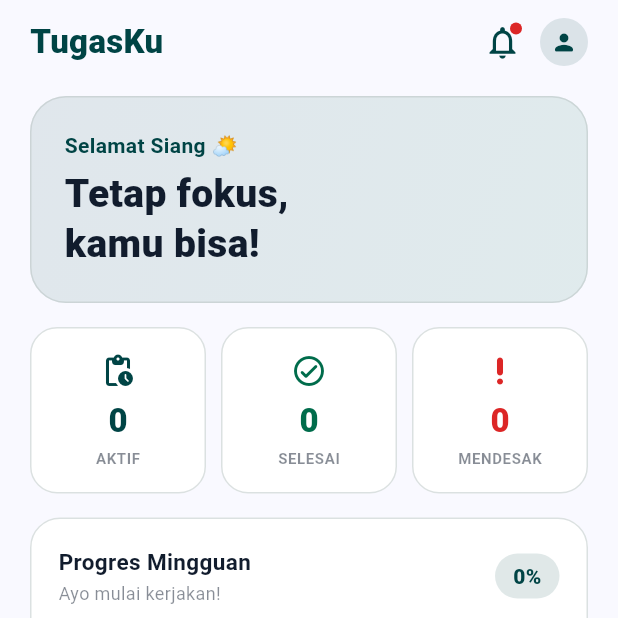
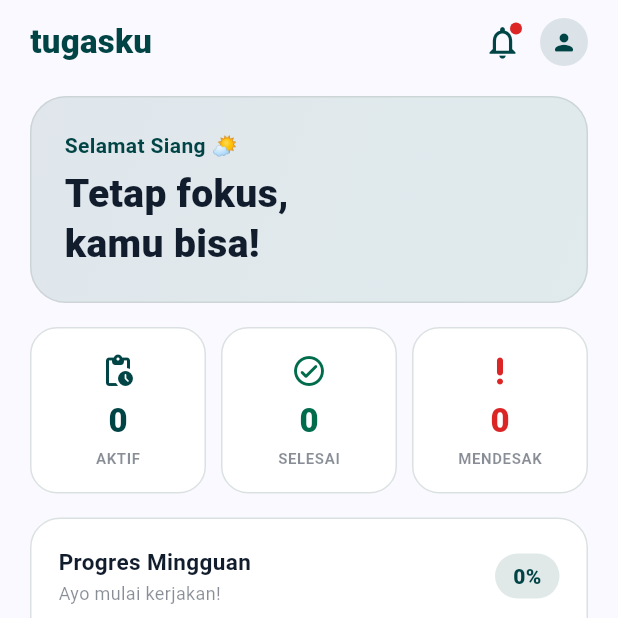
Before and after one commit to MbullHexScript/TugasKu, a Flutter app: the screen it shows after launch, on a phone screen of 412 x 824 dp, the top half of it. Run offline on Flutter 3.47's test engine with Material 3 defaults, Android fonts, the phone set to English and light mode, and no system bars; our stand-ins replace flutter_local_notifications, hive, hive_flutter, image_picker, timezone; accounts and stored records are empty.

Commit message:
update judul

```diff
--- a/lib/screens/home_screen.dart
+++ b/lib/screens/home_screen.dart
@@ -190,7 +190,7 @@ class _DashboardTab extends StatelessWidget {
                   child: Row(
                     children: [
                       Text(
-                        'TugasKu',
+                        'tugasku',
                         style: TextStyle(
                           color: cs.primary,
                           fontWeight: FontWeight.w900,
```
